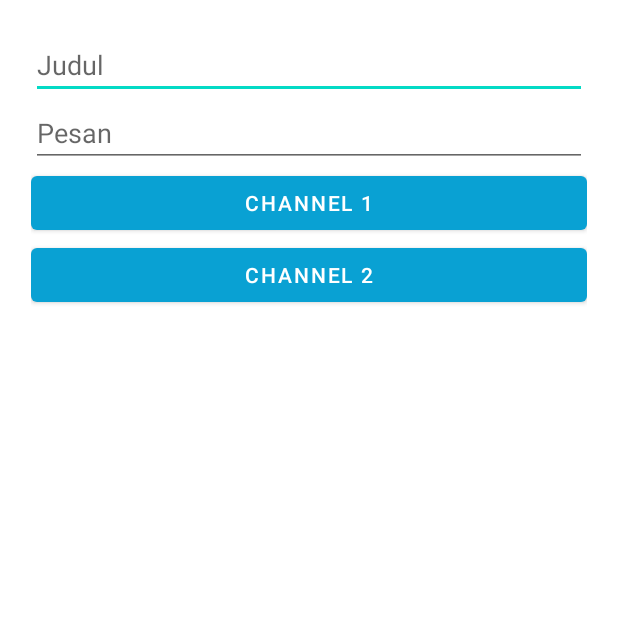
After one commit to naufalislam/Monitoring_Air_Kotlin, an Android app: the NotifikasiActivity screen opened directly, with no data from a screen before it, on a phone screen of 412 x 824 dp, the top half of it. The commit adds this screen. Run offline under Robolectric (Android 15) with nearby library versions, the phone set to English and light mode, and no system bars; our stand-ins replace sdp/ssp sizes.

Commit message:
notifikasi

```diff
--- a/app/src/main/AndroidManifest.xml
+++ b/app/src/main/AndroidManifest.xml
@@ -5,6 +5,7 @@
     <uses-permission android:name="android.permission.INTERNET" />
 
     <application
+        android:name=".notifikasi.BaseAplication"
         android:allowBackup="true"
         android:icon="@drawable/icon2"
         android:label="@string/app_name"
@@ -12,7 +13,9 @@
         android:supportsRtl="true"
         android:theme="@style/Theme.MonitoringKotlin"
         android:usesCleartextTraffic="true">
-        <activity android:name=".activity.VerifikasiPasswordActivity"></activity>
+        <activity android:name=".activity.NotifikasiActivity"></activity>
+        <activity android:name=".activity.TambahAlatScanActivity" />
+        <activity android:name=".activity.VerifikasiPasswordActivity" />
         <activity android:name=".activity.LupaPasswordActivity" />
         <activity android:name=".activity.AlatActivity" />
         <activity android:name=".activity.LoginActivity" />
--- a/app/src/main/java/com/pale/activity/LoginActivity.kt
+++ b/app/src/main/java/com/pale/activity/LoginActivity.kt
@@ -4,6 +4,7 @@ import android.content.Intent
 import androidx.appcompat.app.AppCompatActivity
 import android.os.Bundle
 import android.widget.Toast
+import androidx.core.app.NotificationCompat
 import com.pale.R
 import com.pale.data.LoginResponse
 import com.pale.network.ApiService
@@ -81,4 +82,6 @@ class LoginActivity : AppCompatActivity() {
         finish()
         return super.onSupportNavigateUp()
     }
+
+
 }
--- /dev/null
+++ b/app/src/main/java/com/pale/activity/NotifikasiActivity.kt
@@ -0,0 +1,62 @@
+package com.pale.activity
+
+
+import android.os.Bundle
+import android.widget.Button
+import android.widget.EditText
+import androidx.appcompat.app.AppCompatActivity
+import androidx.core.app.NotificationCompat
+import androidx.core.app.NotificationManagerCompat
+import com.pale.R
+import com.pale.notifikasi.BaseAplication
+import kotlinx.android.synthetic.main.activity_notifikasi.*
+import okhttp3.internal.notify
+
+
+class NotifikasiActivity : AppCompatActivity() {
+    private lateinit var notificationManager: NotificationManagerCompat
+
+    override fun onCreate(savedInstanceState: Bundle?) {
+        super.onCreate(savedInstanceState)
+        setContentView(R.layout.activity_notifikasi)
+
+        notificationManager = NotificationManagerCompat.from(this)
+
+
+        btnkirim.setOnClickListener {
+            val judul = txtJudul.text.toString()
+            val pesan = txtpesan.text.toString()
+            val builder = NotificationCompat.Builder(this, BaseAplication.CHANNEL_1_ID)
+                .setSmallIcon(R.drawable.ic_notification)
+                .setContentTitle(judul)
+                .setContentText(pesan)
+                .setStyle(NotificationCompat.BigTextStyle()
+                    .bigText("Much longer text that cannot fit one line..."))
+                .setPriority(NotificationCompat.PRIORITY_HIGH)
+                .setCategory(NotificationCompat.CATEGORY_ERROR)
+
+            val notification = builder.build()
+            notificationManager.notify(1,notification)
+
+        }
+
+        btnkirim2.setOnClickListener {
+            val judul = txtJudul.text.toString()
+            val pesan = txtpesan.text.toString()
+            val builder = NotificationCompat.Builder(this, BaseAplication.CHANNEL_2_ID)
+                .setSmallIcon(R.drawable.ic_notification)
+                .setContentTitle(judul)
+                .setContentText(pesan)
+                .setStyle(NotificationCompat.BigTextStyle()
+                    .bigText("Much longer text that cannot fit one line..."))
+                .setPriority(NotificationCompat.PRIORITY_LOW)
+                .setCategory(NotificationCompat.CATEGORY_MESSAGE)
+
+            val notification = builder.build()
+            notificationManager.notify(2,notification)
+
+        }
+    }
+
+
+    }
--- /dev/null
+++ b/app/src/main/res/drawable/ic_notification.xml
@@ -0,0 +1,10 @@
+<vector xmlns:android="http://schemas.android.com/apk/res/android"
+    android:width="24dp"
+    android:height="24dp"
+    android:viewportWidth="24"
+    android:viewportHeight="24"
+    android:tint="?attr/colorControlNormal">
+  <path
+      android:fillColor="@android:color/white"
+      android:pathData="M7.58,4.08L6.15,2.65C3.75,4.48 2.17,7.3 2.03,10.5h2c0.15,-2.65 1.51,-4.97 3.55,-6.42zM19.97,10.5h2c-0.15,-3.2 -1.73,-6.02 -4.12,-7.85l-1.42,1.43c2.02,1.45 3.39,3.77 3.54,6.42zM18,11c0,-3.07 -1.64,-5.64 -4.5,-6.32L13.5,4c0,-0.83 -0.67,-1.5 -1.5,-1.5s-1.5,0.67 -1.5,1.5v0.68C7.63,5.36 6,7.92 6,11v5l-2,2v1h16v-1l-2,-2v-5zM12,22c0.14,0 0.27,-0.01 0.4,-0.04 0.65,-0.14 1.18,-0.58 1.44,-1.18 0.1,-0.24 0.15,-0.5 0.15,-0.78h-4c0.01,1.1 0.9,2 2.01,2z"/>
+</vector>
--- /dev/null
+++ b/app/src/main/res/layout/activity_notifikasi.xml
@@ -0,0 +1,41 @@
+<?xml version="1.0" encoding="utf-8"?>
+<LinearLayout xmlns:android="http://schemas.android.com/apk/res/android"
+    xmlns:app="http://schemas.android.com/apk/res-auto"
+    xmlns:tools="http://schemas.android.com/tools"
+    android:layout_width="match_parent"
+    android:layout_height="match_parent"
+    android:orientation="vertical"
+    android:layout_gravity="center"
+    android:layout_margin="@dimen/_16sdp"
+    tools:context="com.pale.activity.NotifikasiActivity">
+
+
+
+        <EditText
+            android:id="@+id/txtJudul"
+            android:layout_width="match_parent"
+            android:layout_height="wrap_content"
+            android:ems="10"
+            android:hint="Judul"
+            android:inputType="textPersonName" />
+
+        <EditText
+            android:id="@+id/txtpesan"
+            android:layout_width="match_parent"
+            android:layout_height="wrap_content"
+            android:ems="10"
+            android:hint="Pesan"
+            android:inputType="textPersonName" />
+
+        <Button
+            android:id="@+id/btnkirim"
+            android:layout_width="match_parent"
+            android:layout_height="wrap_content"
+            android:text="Channel 1" />
+        <Button
+            android:id="@+id/btnkirim2"
+            android:layout_width="match_parent"
+            android:layout_height="wrap_content"
+            android:text="Channel 2" />
+
+</LinearLayout>
```
Also changed, not shown: app/build.gradle (+9 -2 lines), app/src/main/java/com/pale/activity/AlatActivity.kt (+75 -0 lines), app/src/main/java/com/pale/activity/TambahAlatScanActivity.kt (added, +106 -0 lines), app/src/main/java/com/pale/notifikasi/BaseAplication.kt (added, +42 -0 lines), app/src/main/res/layout/activity_tambah_alat_scan.xml (added, +31 -0 lines).
